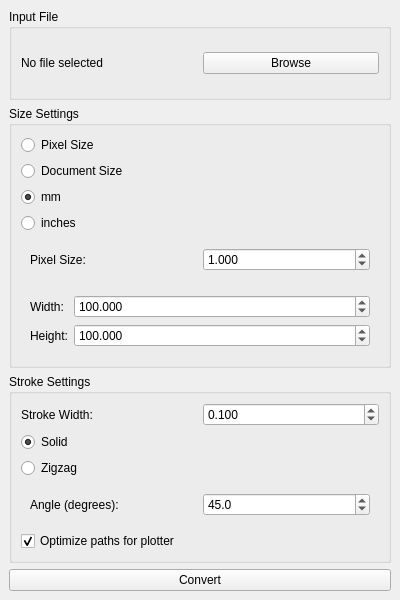
Above: resources/mainwindow.ui from Devin-Cooper/pixel-draw before the change. Below: the same form after it.
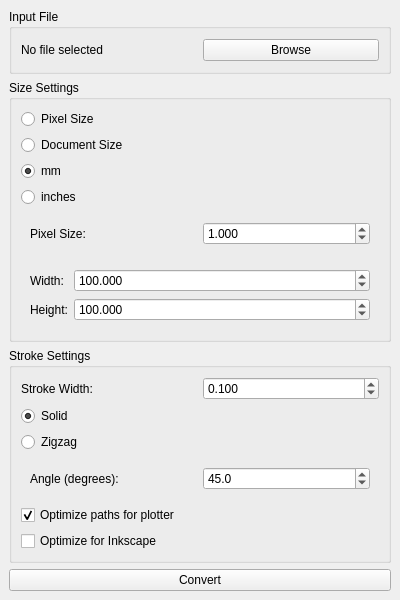
That is the form after the change.

What changed in the file:
```diff
--- a/resources/mainwindow.ui
+++ b/resources/mainwindow.ui
@@ -251,6 +251,19 @@
         </property>
        </widget>
       </item>
+      <item>
+       <widget class="QCheckBox" name="optimizeForInkscapeCheckbox">
+        <property name="toolTip">
+         <string>Reduces file size and improves loading in Inkscape</string>
+        </property>
+        <property name="text">
+         <string>Optimize for Inkscape</string>
+        </property>
+        <property name="checked">
+         <bool>false</bool>
+        </property>
+       </widget>
+      </item>
      </layout>
     </widget>
    </item>
```
